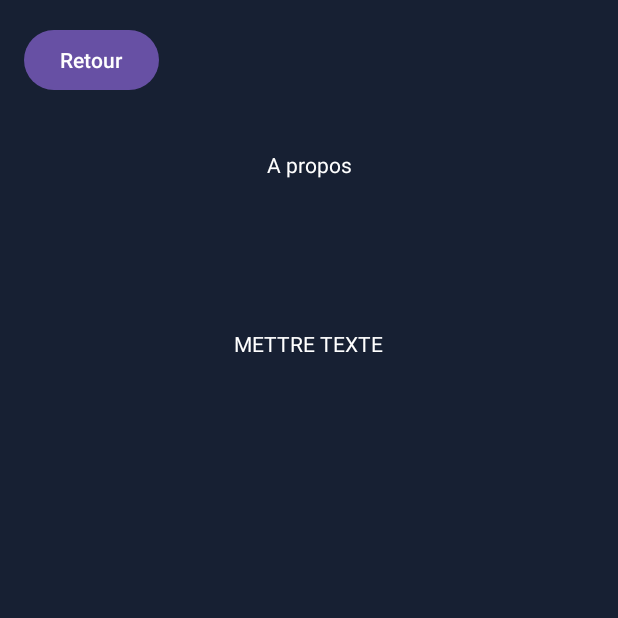
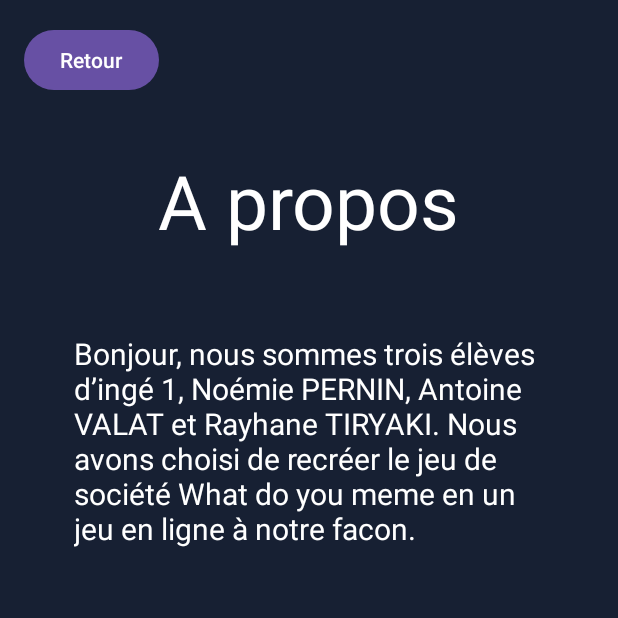
Before and after one commit to antoinevalat/MasterMeme, an Android app: the APropos screen opened directly, with no data from a screen before it, on a phone screen of 412 x 824 dp, the top half of it. Run offline under Robolectric (Android 15) with nearby library versions, the phone set to English and light mode, and no system bars.

```diff
--- a/app/src/main/java/org/libreapps/mastermeme/JeuPrincipal.java
+++ b/app/src/main/java/org/libreapps/mastermeme/JeuPrincipal.java
@@ -58,7 +58,7 @@ public class JeuPrincipal extends AppCompatActivity {
         nomUtilisateur = getIntent().getStringExtra("NOM_UTILISATEUR");
         userId = generateUserId();
 
-        roundCount = 5;
+        roundCount = getIntent().getIntExtra("ROUND_COUNT", 6); // Par défaut 6 rounds si non spécifié
         currentRound = 1;
         players = new ArrayList<>();
         scores = new ArrayList<>();
@@ -247,6 +247,7 @@ public class JeuPrincipal extends AppCompatActivity {
     }
 
 
+
     private String getRandomSituationDescription() {
         Random random = new Random();
         int index = random.nextInt(situationDescriptions.size());
@@ -286,6 +287,7 @@ public class JeuPrincipal extends AppCompatActivity {
         if (currentRound < roundCount) {
             currentRound++;
             mDatabase.child("parties").child(codePartie).child("round").setValue(currentRound);
+            startRound();
 
         } else {
             endGame();
@@ -293,7 +295,7 @@ public class JeuPrincipal extends AppCompatActivity {
     }
 
     private void endGame() {
-        // Implémentez la logique pour terminer le jeu ici
+        Toast.makeText(this, "Le jeu est terminé !", Toast.LENGTH_SHORT).show();
     }
 
     private void updateJudgeUI() {
--- a/app/src/main/java/org/libreapps/mastermeme/ListeJoueurs.java
+++ b/app/src/main/java/org/libreapps/mastermeme/ListeJoueurs.java
@@ -41,6 +41,8 @@ public class ListeJoueurs extends AppCompatActivity {
         listViewJoueurs.setAdapter(adapter);
 
         TextView txtCodePartie = findViewById(R.id.txtCodePartie);
+        TextView txtRoundCount = findViewById(R.id.txtRoundCount);
+
 
         Bundle extras = getIntent().getExtras();
         if (extras != null) {
@@ -49,6 +51,7 @@ public class ListeJoueurs extends AppCompatActivity {
             roundCount = extras.getInt("ROUND_COUNT");
 
             txtCodePartie.setText(codePartie);
+            txtRoundCount.setText("Nombre de rounds : " + roundCount);
             ajouterJoueur(nomUtilisateur);
         }
 
--- a/app/src/main/res/layout/activity_apropos.xml
+++ b/app/src/main/res/layout/activity_apropos.xml
@@ -16,20 +16,27 @@
         android:layout_marginTop="100dp"
         android:text="A propos"
         android:textColor="#FFFFFFFF"
+        android:textSize="50sp"
         app:layout_constraintEnd_toEndOf="parent"
         app:layout_constraintStart_toStartOf="parent"
         app:layout_constraintTop_toTopOf="parent" />
 
     <TextView
         android:id="@+id/txtAPropos"
-        android:layout_width="wrap_content"
-        android:layout_height="wrap_content"
-        android:layout_marginTop="100dp"
-        android:text="METTRE TEXTE"
+        android:layout_width="312dp"
+        android:layout_height="322dp"
+        android:layout_marginStart="30dp"
+        android:layout_marginTop="10dp"
+        android:layout_marginEnd="30dp"
+        android:text="Bonjour, nous sommes trois élèves d’ingé 1, Noémie PERNIN, Antoine VALAT et Rayhane TIRYAKI. Nous avons choisi de recréer le jeu de société What do you meme en un jeu en ligne à notre facon. "
         android:textColor="#FFFFFFFF"
+        android:textSize="20sp"
+        app:layout_constraintBottom_toBottomOf="parent"
         app:layout_constraintEnd_toEndOf="parent"
+        app:layout_constraintHorizontal_bias="0.476"
         app:layout_constraintStart_toStartOf="parent"
-        app:layout_constraintTop_toBottomOf="@+id/txtTitreAPropos" />
+        app:layout_constraintTop_toBottomOf="@+id/txtTitreAPropos"
+        app:layout_constraintVertical_bias="0.138" />
 
     <Button
         android:id="@+id/button_retour"
--- a/app/src/main/res/layout/activity_creer_jeu.xml
+++ b/app/src/main/res/layout/activity_creer_jeu.xml
@@ -45,7 +45,8 @@
             android:layout_width="wrap_content"
             android:layout_height="wrap_content"
             android:text="6 Rounds"
-            android:textColor="#FFFFFFFF" />
+            android:textColor="#FFFFFFFF"
+            android:checked="true"/>
 
         <RadioButton
             android:id="@+id/radioButtonRd12"
```
Also changed, not shown: app/src/main/java/org/libreapps/mastermeme/CreerJeu.java (+8 -12 lines), app/src/main/res/layout/activity_liste_joueurs.xml (+14 -0 lines).
